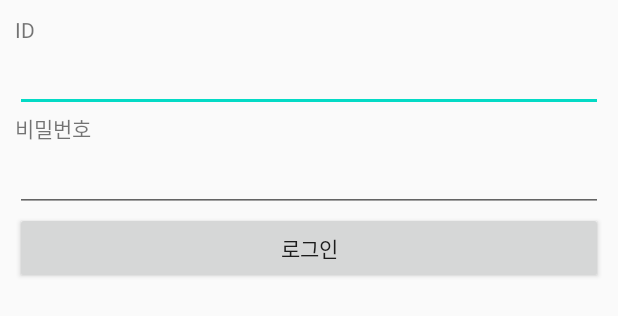
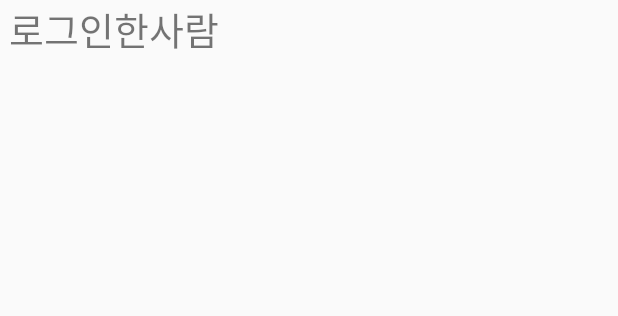
Before and after one commit to jykim7760/API_Login_0423, an Android app: the layout activity_main.xml on its own in the app's theme, with its tools: preview values and no code run, on a phone screen of 412 x 824 dp. Shown: the top 316 px of the screen. Run offline under Robolectric (Android 15) with nearby library versions, the phone set to English and light mode, and no system bars.

Commit message:
뭔가만들었다!

```diff
--- a/app/src/main/AndroidManifest.xml
+++ b/app/src/main/AndroidManifest.xml
@@ -13,7 +13,7 @@
         android:usesCleartextTraffic="true"
         android:supportsRtl="true"
         android:theme="@style/AppTheme">
-        <activity android:name=".MainActivity">
+        <activity android:name=".LoginActivity">
             <intent-filter>
                 <action android:name="android.intent.action.MAIN" />
 
--- a/app/src/main/java/com/practice/api_login_0423/utils/ConnectUtil.kt
+++ b/app/src/main/java/com/practice/api_login_0423/utils/ConnectUtil.kt
@@ -1,13 +1,11 @@
 package com.practice.api_login_0423.utils
 
 import android.content.Context
-import com.practice.api_login_0423.BaseActivity
-import com.practice.api_login_0423.MainActivity
 import okhttp3.*
 import org.json.JSONObject
 import java.io.IOException
 
-class ConnectUtil
+class ConnectUtil{
 
 
     // 응답내용을 액티비티로 넘겨주기 위한 인터페이스
--- a/app/src/main/res/layout/activity_main.xml
+++ b/app/src/main/res/layout/activity_main.xml
@@ -1,44 +1,13 @@
 <?xml version="1.0" encoding="utf-8"?>
-<LinearLayout xmlns:android="http://schemas.android.com/apk/res/android"
-    xmlns:app="http://schemas.android.com/apk/res-auto"
-    xmlns:tools="http://schemas.android.com/tools"
-    android:layout_width="match_parent"
-    android:layout_height="match_parent"
-    android:orientation="vertical"
-    android:padding="10dp"
-    tools:context=".MainActivity">
-
-
-<TextView
-    android:layout_width="wrap_content"
-    android:layout_height="wrap_content"
-    android:text="ID"/>
-
-    <EditText
-        android:id="@+id/idEdt"
-        android:layout_width="match_parent"
-        android:layout_height="wrap_content"
-        android:inputType="textEmailAddress"/>
+<LinearLayout
+    xmlns:android="http://schemas.android.com/apk/res/android" android:layout_width="match_parent"
+    android:layout_height="match_parent">
 
     <TextView
+        android:id="@+id/nameTxt"
         android:layout_width="wrap_content"
         android:layout_height="wrap_content"
-android:text="비밀번호"/>
-
-    <EditText
-        android:id="@+id/passwordEdt"
-        android:layout_width="match_parent"
-        android:layout_height="wrap_content"
-        android:inputType="textPassword"/>
-
-    <Button
-        android:id="@+id/loginBtn"
-        android:layout_width="match_parent"
-        android:layout_height="wrap_content"
-        android:text="로그인"/>
-
-
-
-
+        android:textSize="25sp"
+        android:text=" 로그인한사람 "/>
 
 </LinearLayout>
```
Also changed, not shown: app/src/main/java/com/practice/api_login_0423/LoginActivity.kt (added, +60 -0 lines), app/src/main/java/com/practice/api_login_0423/MainActivity.kt (+8 -44 lines), app/src/main/res/layout/activity_login.xml (added, +44 -0 lines).
